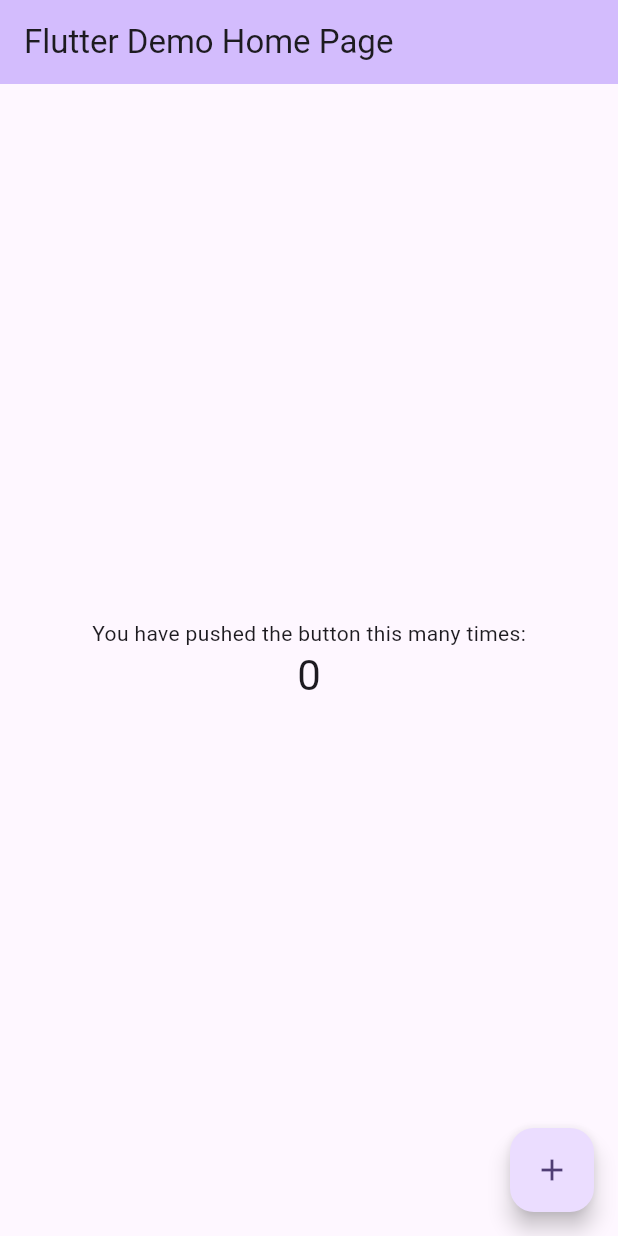
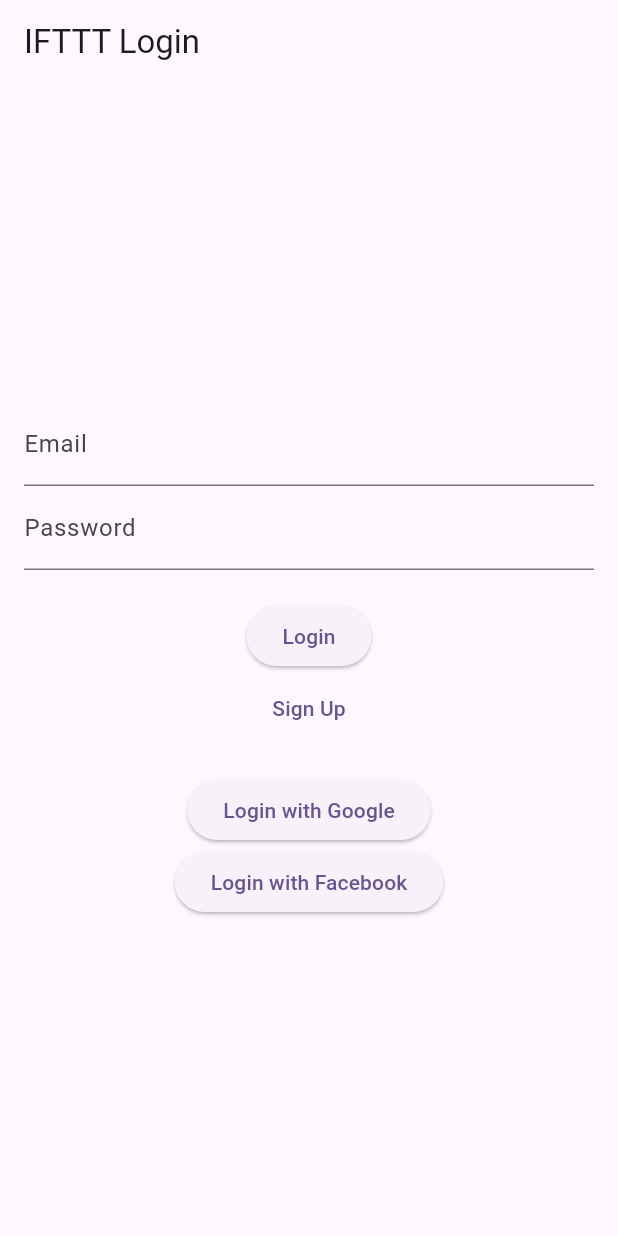
Before and after one commit to LebibYann/Area, a Flutter app: the screen it shows after launch, on a phone screen of 412 x 824 dp. Run offline on Flutter 3.47's test engine with Material 3 defaults, Android fonts, the phone set to English and light mode, and no system bars.

Commit message:
feat(pages): login page and home page started

```diff
--- a/mobile/lib/main.dart
+++ b/mobile/lib/main.dart
@@ -1,4 +1,6 @@
 import 'package:flutter/material.dart';
+// import 'package:mobile/pages/home/home.dart';
+import 'package:mobile/pages/login/login.dart';
 
 void main() {
   runApp(const MyApp());
@@ -11,115 +13,12 @@
   @override
   Widget build(BuildContext context) {
     return MaterialApp(
-      title: 'Flutter Demo',
+      title: 'AREA',
       theme: ThemeData(
-        // This is the theme of your application.
-        //
-        // TRY THIS: Try running your application with "flutter run". You'll see
-        // the application has a purple toolbar. Then, without quitting the app,
-        // try changing the seedColor in the colorScheme below to Colors.green
-        // and then invoke "hot reload" (save your changes or press the "hot
-        // reload" button in a Flutter-supported IDE, or press "r" if you used
-        // the command line to start the app).
-        //
-        // Notice that the counter didn't reset back to zero; the application
-        // state is not lost during the reload. To reset the state, use hot
-        // restart instead.
-        //
-        // This works for code too, not just values: Most code changes can be
-        // tested with just a hot reload.
         colorScheme: ColorScheme.fromSeed(seedColor: Colors.deepPurple),
         useMaterial3: true,
       ),
-      home: const MyHomePage(title: 'Flutter Demo Home Page'),
+      home: const LoginPage(),
     );
   }
 }
-
-class MyHomePage extends StatefulWidget {
-  const MyHomePage({super.key, required this.title});
-
-  // This widget is the home page of your application. It is stateful, meaning
-  // that it has a State object (defined below) that contains fields that affect
-  // how it looks.
-
-  // This class is the configuration for the state. It holds the values (in this
-  // case the title) provided by the parent (in this case the App widget) and
-  // used by the build method of the State. Fields in a Widget subclass are
-  // always marked "final".
-
-  final String title;
-
-  @override
-  State<MyHomePage> createState() => _MyHomePageState();
-}
-
-class _MyHomePageState extends State<MyHomePage> {
-  int _counter = 0;
-
-  void _incrementCounter() {
-    setState(() {
-      // This call to setState tells the Flutter framework that something has
-      // changed in this State, which causes it to rerun the build method below
-      // so that the display can reflect the updated values. If we changed
-      // _counter without calling setState(), then the build method would not be
-      // called again, and so nothing would appear to happen.
-      _counter++;
-    });
-  }
-
-  @override
-  Widget build(BuildContext context) {
-    // This method is rerun every time setState is called, for instance as done
-    // by the _incrementCounter method above.
-    //
-    // The Flutter framework has been optimized to make rerunning build methods
-    // fast, so that you can just rebuild anything that needs updating rather
-    // than having to individually change instances of widgets.
-    return Scaffold(
-      appBar: AppBar(
-        // TRY THIS: Try changing the color here to a specific color (to
-        // Colors.amber, perhaps?) and trigger a hot reload to see the AppBar
-        // change color while the other colors stay the same.
-        backgroundColor: Theme.of(context).colorScheme.inversePrimary,
-        // Here we take the value from the MyHomePage object that was created by
-        // the App.build method, and use it to set our appbar title.
-        title: Text(widget.title),
-      ),
-      body: Center(
-        // Center is a layout widget. It takes a single child and positions it
-        // in the middle of the parent.
-        child: Column(
-          // Column is also a layout widget. It takes a list of children and
-          // arranges them vertically. By default, it sizes itself to fit its
-          // children horizontally, and tries to be as tall as its parent.
-          //
-          // Column has various properties to control how it sizes itself and
-          // how it positions its children. Here we use mainAxisAlignment to
-          // center the children vertically; the main axis here is the vertical
-          // axis because Columns are vertical (the cross axis would be
-          // horizontal).
-          //
-          // TRY THIS: Invoke "debug painting" (choose the "Toggle Debug Paint"
-          // action in the IDE, or press "p" in the console), to see the
-          // wireframe for each widget.
-          mainAxisAlignment: MainAxisAlignment.center,
-          children: <Widget>[
-            const Text(
-              'You have pushed the button this many times:',
-            ),
-            Text(
-              '$_counter',
-              style: Theme.of(context).textTheme.headlineMedium,
-            ),
-          ],
-        ),
-      ),
-      floatingActionButton: FloatingActionButton(
-        onPressed: _incrementCounter,
-        tooltip: 'Increment',
-        child: const Icon(Icons.add),
-      ), // This trailing comma makes auto-formatting nicer for build methods.
-    );
-  }
-}
--- /dev/null
+++ b/mobile/lib/pages/login/login.dart
@@ -0,0 +1,60 @@
+import 'package:flutter/material.dart';
+import 'package:mobile/pages/home/home.dart';
+
+class LoginPage extends StatelessWidget {
+  const LoginPage({super.key});
+
+  // This widget is the root of your application.
+  @override
+  Widget build(BuildContext context) {
+    return Scaffold(
+      appBar: AppBar(
+        title: const Text('IFTTT Login'),
+      ),
+      body: Padding(
+        padding: const EdgeInsets.all(16.0),
+        child: Column(
+          mainAxisAlignment: MainAxisAlignment.center,
+          children: [
+            const TextField(
+              decoration: InputDecoration(labelText: 'Email'),
+            ),
+            const TextField(
+              decoration: InputDecoration(labelText: 'Password'),
+              obscureText: true,
+            ),
+            const SizedBox(height: 20),
+            ElevatedButton(
+              onPressed: () {
+                Navigator.push(
+                  context,
+                MaterialPageRoute(builder: (context) => const HomePage()),
+                );
+              },
+              child: const Text('Login'),
+            ),
+            TextButton(
+              onPressed: () {
+                // Ajoutez ici la logique d'inscription
+              },
+              child: const Text('Sign Up'),
+            ),
+            const SizedBox(height: 20),
+            ElevatedButton(
+              onPressed: () {
+                // Ajoutez ici la logique d'authentification avec Google
+              },
+              child: const Text('Login with Google'),
+            ),
+            ElevatedButton(
+              onPressed: () {
+                // Ajoutez ici la logique d'authentification avec Facebook
+              },
+              child: const Text('Login with Facebook'),
+            ),
+          ],
+        ),
+      ),
+    );
+  }
+}
```
Also changed, not shown: mobile/lib/pages/home/home.dart (added, +11 -0 lines), 1 other file.
